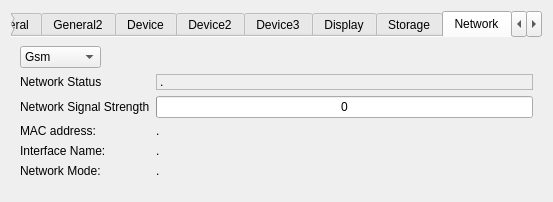
Qt form examples/sysinfo/dialog_landscape.ui (qtproject/qt-mobility) before a commit.
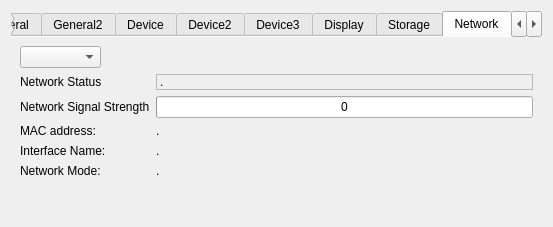
The same form after that commit. The open tabs and pages were chosen to show the change. Icons and pictures are not drawn.

What changed in the file:
```diff
--- a/examples/sysinfo/dialog_landscape.ui
+++ b/examples/sysinfo/dialog_landscape.ui
@@ -7,7 +7,7 @@
     <x>0</x>
     <y>0</y>
     <width>553</width>
-    <height>180</height>
+    <height>227</height>
    </rect>
   </property>
   <property name="windowTitle">
@@ -861,6 +861,11 @@
            <verstretch>0</verstretch>
           </sizepolicy>
          </property>
+         <item>
+          <property name="text">
+           <string/>
+          </property>
+         </item>
          <item>
           <property name="text">
            <string>Gsm</string>
```
